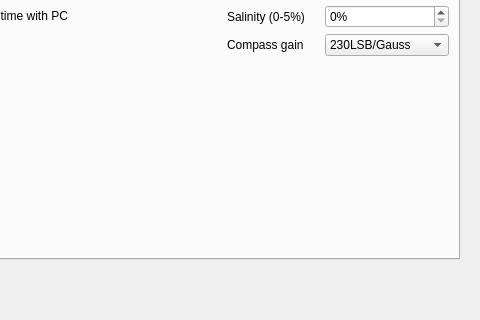
Above: qt-ui/configuredivecomputerdialog.ui from subsurface/subsurface before the change; both pictures show x 362 to 842 and y 294 to 614 of the 842 by 614 pixel window. Below: the same form after it.
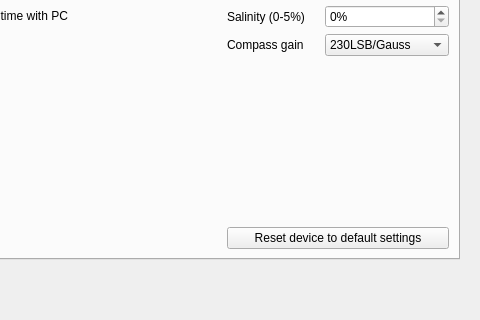
That is the form after the change. Icons and pictures are not drawn.

Commit message: Add support to reset OSTC3 settings to default

What changed in the file:
```diff
--- a/qt-ui/configuredivecomputerdialog.ui
+++ b/qt-ui/configuredivecomputerdialog.ui
@@ -572,6 +572,16 @@
               </property>
              </widget>
             </item>
+            <item row="10" column="3" colspan="2">
+             <widget class="QPushButton" name="resetButton">
+              <property name="enabled">
+               <bool>true</bool>
+              </property>
+              <property name="text">
+               <string>Reset device to default settings</string>
+              </property>
+             </widget>
+            </item>
            </layout>
           </widget>
           <widget class="QWidget" name="advancedSettings">
```
The commit also changes 6 other files.
